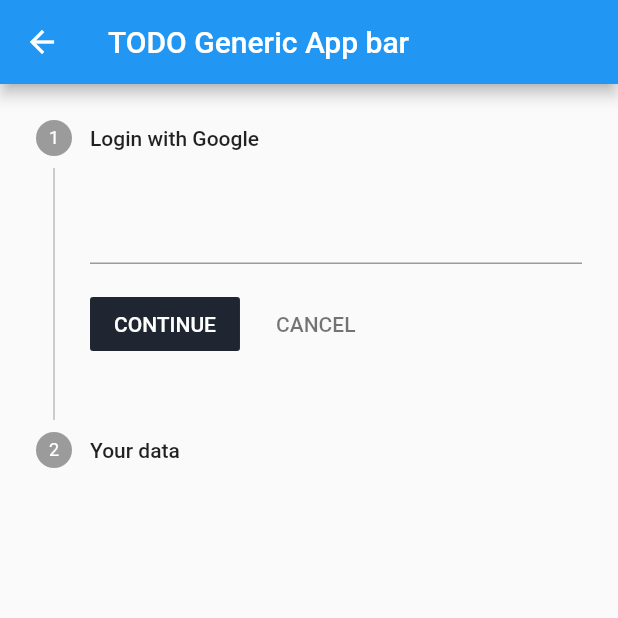
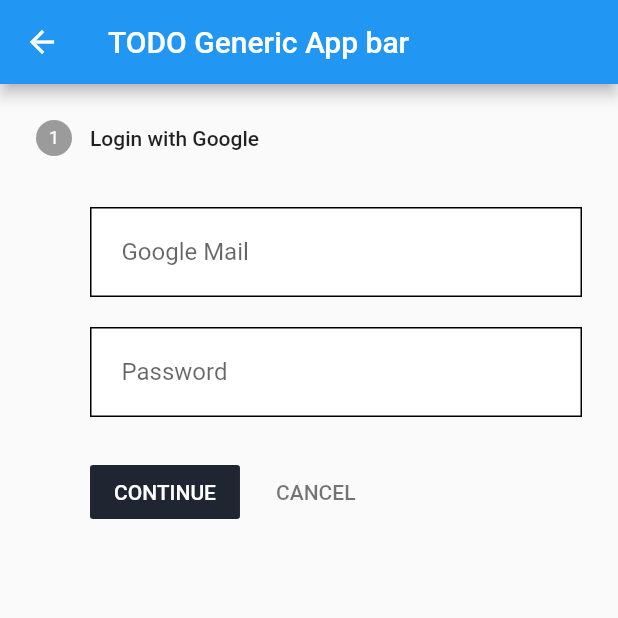
Before and after one commit to Just-another-Muensterhack/revent, a Flutter app: the RegisterPage screen opened directly, on a phone screen of 412 x 824 dp, the top half of it. Run offline on Flutter 3.47's test engine with Material 2 defaults, Android fonts, the light colour scheme and no system bars; our stand-ins replace cloud_firestore, firebase_auth, firebase_core, google_sign_in; accounts and stored records are empty.

Commit message:
Edited regrister_page

```diff
--- a/lib/pages/auth/login/register_page.dart
+++ b/lib/pages/auth/login/register_page.dart
@@ -1,4 +1,5 @@
 import 'package:flutter/material.dart';
+import 'package:revent/widget/custom_textfield.dart';
 
 class RegisterPage extends StatefulWidget{
   @override
@@ -7,9 +8,19 @@
 
 class _RegisterPageState extends State<RegisterPage>{
 
+  static const int CREDENTIAL_PAGE = 0;
+  static const int DATA_PAGE = 1;
+
   int _stepperIndex = 0;
 
   final GlobalKey<FormState> _key = GlobalKey<FormState>();
+
+  String _mail = '';
+  String _pass = '';
+
+  String _number = '';
+  String _gender = '';
+  String _birthday = '';
 
   InputDecoration inpDec = new InputDecoration(
     border: OutlineInputBorder(),
@@ -25,6 +36,14 @@
         currentStep: _stepperIndex,
         onStepContinue: () => this.setState(() {
           _stepperIndex++;
+
+          // check of form is validated
+          if(_key.currentState.validate()){
+
+          }else{
+            print('not valid');
+          }
+
         }),
         onStepCancel: () => this.setState(() {
           _stepperIndex--;
@@ -41,22 +60,16 @@
               content: Form(
                 child: Column(
                   children: [
-                    TextFormField(),
+                    CustomInput(hintText: "Google Mail", onChanged: (value) => this.setState(() {
+                      this._mail = value;
+                    })),
+                    CustomInput(hintText: "Password",onChanged: (value) => this.setState(() {
+                      this._pass = value;
+                    }))
                   ],
                 ),
               )
           ),
-          Step(
-              title: Text("Your data"),
-              content: Form(
-                child: Column(
-                  children: [
-                    TextFormField(),
-                    TextFormField(),
-                  ],
-                ),
-              )
-          )
         ],
       ),
     );
```
